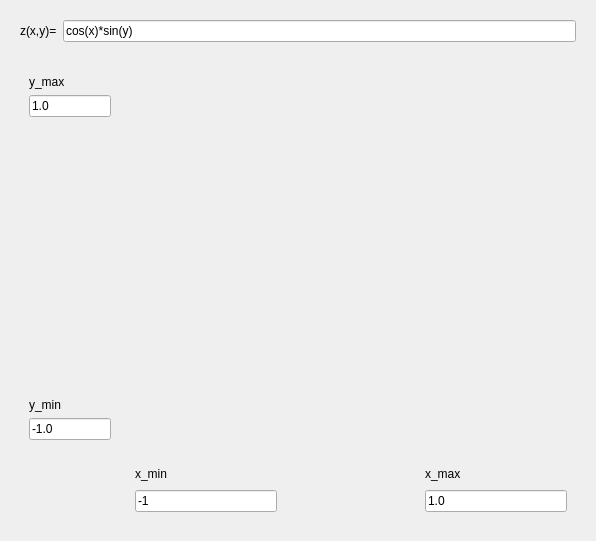
Above: Tools/ToolSurfacePlotter/qtsurfaceplotterqwtdialog.ui from richelbilderbeek/ProjectRichelBilderbeek before the change. Below: the same form after it.
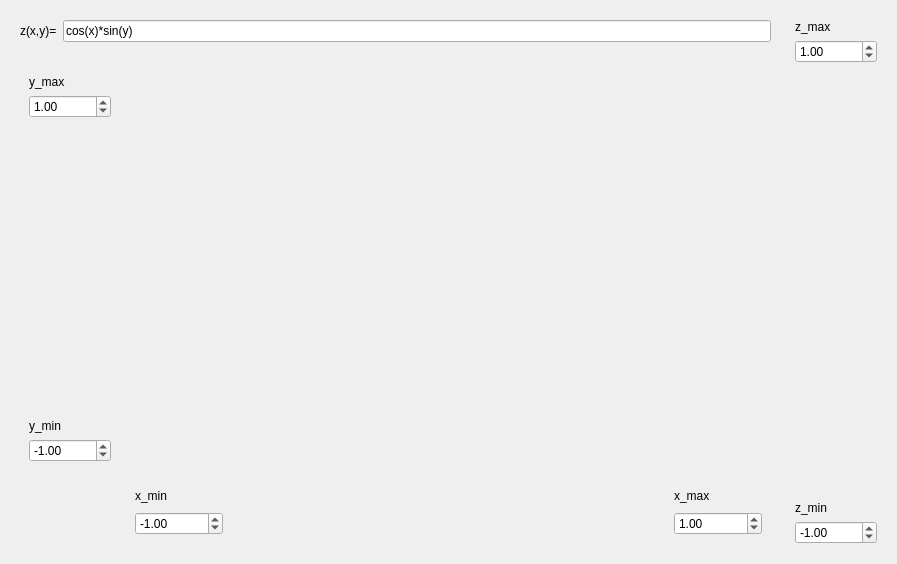
That is the form after the change. Icons and pictures are not drawn.

The edit to the form file:
```diff
--- a/Tools/ToolSurfacePlotter/qtsurfaceplotterqwtdialog.ui
+++ b/Tools/ToolSurfacePlotter/qtsurfaceplotterqwtdialog.ui
@@ -6,8 +6,8 @@
    <rect>
     <x>0</x>
     <y>0</y>
-    <width>596</width>
-    <height>541</height>
+    <width>897</width>
+    <height>564</height>
    </rect>
   </property>
   <property name="windowTitle">
@@ -17,8 +17,8 @@
    <iconset resource="ToolSurfacePlotter.qrc">
     <normaloff>:/images/R.png</normaloff>:/images/R.png</iconset>
   </property>
-  <layout class="QVBoxLayout" name="verticalLayout_2">
-   <item>
+  <layout class="QGridLayout" name="gridLayout_3">
+   <item row="0" column="0">
     <widget class="QWidget" name="widget_equation" native="true">
      <property name="sizePolicy">
       <sizepolicy hsizetype="Preferred" vsizetype="Maximum">
@@ -44,7 +44,72 @@
      </layout>
     </widget>
    </item>
-   <item>
+   <item row="0" column="1" rowspan="2">
+    <widget class="QWidget" name="widget_right" native="true">
+     <property name="maximumSize">
+      <size>
+       <width>100</width>
+       <height>16777215</height>
+      </size>
+     </property>
+     <layout class="QVBoxLayout" name="verticalLayout_2">
+      <item>
+       <widget class="QLabel" name="label_maxz">
+        <property name="text">
+         <string>z_max</string>
+        </property>
+       </widget>
+      </item>
+      <item>
+       <widget class="QDoubleSpinBox" name="edit_maxz">
+        <property name="minimum">
+         <double>-1000000000.000000000000000</double>
+        </property>
+        <property name="maximum">
+         <double>1000000000.000000000000000</double>
+        </property>
+        <property name="value">
+         <double>1.000000000000000</double>
+        </property>
+       </widget>
+      </item>
+      <item>
+       <spacer name="spacer_left_2">
+        <property name="orientation">
+         <enum>Qt::Vertical</enum>
+        </property>
+        <property name="sizeHint" stdset="0">
+         <size>
+          <width>20</width>
+          <height>260</height>
+         </size>
+        </property>
+       </spacer>
+      </item>
+      <item>
+       <widget class="QLabel" name="label_minz">
+        <property name="text">
+         <string>z_min</string>
+        </property>
+       </widget>
+      </item>
+      <item>
+       <widget class="QDoubleSpinBox" name="edit_minz">
+        <property name="minimum">
+         <double>-1000000000.000000000000000</double>
+        </property>
+        <property name="maximum">
+         <double>1000000000.000000000000000</double>
+        </property>
+        <property name="value">
+         <double>-1.000000000000000</double>
+        </property>
+       </widget>
+      </item>
+     </layout>
+    </widget>
+   </item>
+   <item row="1" column="0">
     <widget class="QWidget" name="widget_main" native="true">
      <layout class="QGridLayout" name="gridLayout_2">
       <item row="0" column="0">
@@ -64,9 +129,15 @@
           </widget>
          </item>
          <item>
-          <widget class="QLineEdit" name="edit_maxy">
-           <property name="text">
-            <string>1.0</string>
+          <widget class="QDoubleSpinBox" name="edit_maxy">
+           <property name="minimum">
+            <double>-1000000000.000000000000000</double>
+           </property>
+           <property name="maximum">
+            <double>1000000000.000000000000000</double>
+           </property>
+           <property name="value">
+            <double>1.000000000000000</double>
            </property>
           </widget>
          </item>
@@ -84,16 +155,22 @@
           </spacer>
          </item>
          <item>
-          <widget class="QLabel" name="label_maxx">
+          <widget class="QLabel" name="label_miny">
            <property name="text">
             <string>y_min</string>
            </property>
           </widget>
          </item>
          <item>
-          <widget class="QLineEdit" name="edit_miny">
-           <property name="text">
-            <string>-1.0</string>
+          <widget class="QDoubleSpinBox" name="edit_miny">
+           <property name="minimum">
+            <double>-1000000000.000000000000000</double>
+           </property>
+           <property name="maximum">
+            <double>1000000000.000000000000000</double>
+           </property>
+           <property name="value">
+            <double>-1.000000000000000</double>
            </property>
           </widget>
          </item>
@@ -120,26 +197,12 @@
         </property>
         <layout class="QGridLayout" name="gridLayout">
          <item row="0" column="2">
-          <widget class="QLabel" name="label_maxx_2">
+          <widget class="QLabel" name="label_maxx">
            <property name="text">
             <string>x_max</string>
            </property>
           </widget>
          </item>
-         <item row="1" column="0">
-          <widget class="QLineEdit" name="edit_minx">
-           <property name="text">
-            <string>-1</string>
-           </property>
-          </widget>
-         </item>
-         <item row="1" column="2">
-          <widget class="QLineEdit" name="edit_maxx">
-           <property name="text">
-            <string>1.0</string>
-           </property>
-          </widget>
-         </item>
          <item row="0" column="1">
           <spacer name="spacer_bottom">
            <property name="orientation">
@@ -160,6 +223,32 @@
            </property>
           </widget>
          </item>
+         <item row="1" column="0">
+          <widget class="QDoubleSpinBox" name="edit_minx">
+           <property name="minimum">
+            <double>-1000000000.000000000000000</double>
+           </property>
+           <property name="maximum">
+            <double>1000000000.000000000000000</double>
+           </property>
+           <property name="value">
+            <double>-1.000000000000000</double>
+           </property>
+          </widget>
+         </item>
+         <item row="1" column="2">
+          <widget class="QDoubleSpinBox" name="edit_maxx">
+           <property name="minimum">
+            <double>-1000000000.000000000000000</double>
+           </property>
+           <property name="maximum">
+            <double>1000000000.000000000000000</double>
+           </property>
+           <property name="value">
+            <double>1.000000000000000</double>
+           </property>
+          </widget>
+         </item>
         </layout>
        </widget>
       </item>
```
